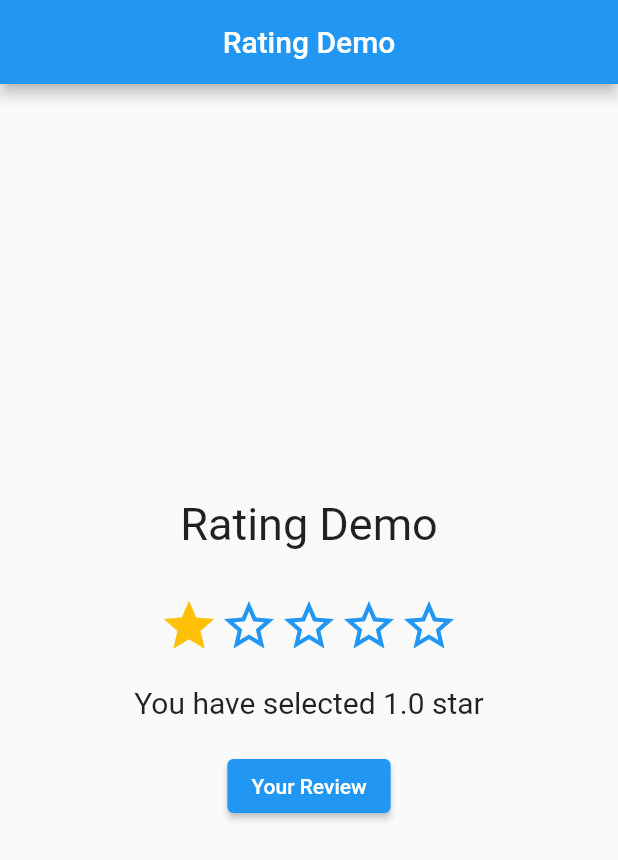
After one commit to Jishnulal7/Flutter-Tasks, a Flutter app: the RatingDemo screen opened directly, on a phone screen of 412 x 824 dp. The commit adds this screen. Shown: the top 860 px of the screen. Run offline on Flutter 3.47's test engine with Material 2 defaults, Android fonts, the phone set to English and light mode, and no system bars; drawn by our look-alikes of smooth_star_rating; our stand-ins replace google_fonts, shared_preferences; accounts and stored records are empty.

Commit message:
first commit

```diff
--- a/db_sample_hive/lib/screen/widgets/list_student.dart
+++ b/db_sample_hive/lib/screen/widgets/list_student.dart
@@ -1,4 +1,5 @@
 import 'package:flutter/material.dart';
+
 import 'package:flutter/src/widgets/framework.dart';
 import 'package:flutter/src/widgets/placeholder.dart';
 
@@ -20,6 +21,7 @@ class ListStudent extends StatelessWidget {
               return ListTile(
                 title: Text(data.name),
                 subtitle: Text(data.age),
+                trailing: Icon(Icons.edit),
               );
             },
             separatorBuilder: (context, index) {
--- a/demo/lib/main.dart
+++ b/demo/lib/main.dart
@@ -1,5 +1,6 @@
 import 'package:flutter/material.dart';
-import 'package:login/listviewsample.dart';
+import 'package:login/screens/rating.dart';
+// import 'package:login/listviewsample.dart';
 import 'package:login/screens/screen_1.dart';
 import 'package:login/screens/screen_2.dart';
 import 'package:login/screens/screen_3.dart';
@@ -15,11 +16,11 @@ class MyApp extends StatelessWidget {
 
   @override
   Widget build(BuildContext context) {
-    return const MaterialApp(
+    return  const MaterialApp(
       // theme: ThemeData(
       //   primaryColor: Color.fromARGB(255, 18, 46, 207),
       // ),
-      home: ScreenOne(),
+      home: RatingDemo(),
       // routes: {
       //   'first_screen': (ctx) {
       //     return ScreenOne();
--- a/demo/lib/screen_4.dart
+++ b/demo/lib/screen_4.dart
@@ -0,0 +1 @@
+// TODO Implement this library.
--- /dev/null
+++ b/demo/lib/screens/rating.dart
@@ -0,0 +1,54 @@
+import 'package:flutter/material.dart';
+import 'package:smooth_star_rating/smooth_star_rating.dart';
+
+class RatingDemo extends StatefulWidget {
+  const RatingDemo({super.key});
+
+  @override
+  State<RatingDemo> createState() => _RatingDemoState();
+}
+
+class _RatingDemoState extends State<RatingDemo> {
+  double rating = 1.0;
+
+  @override
+  Widget build(BuildContext context) {
+    return Scaffold(
+      appBar: AppBar(
+        title: const Text('Rating Demo'),
+        centerTitle: true,
+      ),
+      body: Center(
+          child: Column(
+        mainAxisAlignment: MainAxisAlignment.center,
+        children: [
+          const Text(
+            'Rating Demo',
+            style: TextStyle(fontSize: 30),
+          ),
+          Padding(
+            padding: const EdgeInsets.only(top: 30),
+            child: SmoothStarRating(
+              rating: rating,
+              color: Colors.amber,
+              size: 40,
+              spacing: 0,
+              onRated: (value) {
+                setState(() {
+                  rating = value;
+                });
+              },
+              allowHalfRating: true,
+            ),
+          ),
+          Padding(
+            padding: const EdgeInsets.only(top: 20.0),
+            child: Text('You have selected $rating star',
+                style: const TextStyle(fontSize: 20)),
+          ),const SizedBox(height: 20,),
+          ElevatedButton(onPressed: () {}, child: const Text('Your Review'))
+        ],
+      )),
+    );
+  }
+}
--- a/demo/lib/screens/screen_1.dart
+++ b/demo/lib/screens/screen_1.dart
@@ -19,7 +19,10 @@ class ScreenOne extends StatelessWidget {
                     builder: (context) {
                       return AlertDialog(
                         title: const Text('Errorrrrr'),
-                                      actions: [IconButton(onPressed: (){}, icon: const Icon(Icons.add))],
+                        actions: [
+                          IconButton(
+                              onPressed: () {}, icon: const Icon(Icons.add))
+                        ],
                       );
                     });
                 // Navigator.of(context).push(MaterialPageRoute(builder: (ctx) {
```
Also changed, not shown: demo/pubspec.yaml (+5 -9 lines), demo/lib/pages/bin.dart (renamed from demo/lib/bin.dart), demo/lib/pages/listviewsample.dart (renamed from demo/lib/listviewsample.dart), demo/pubspec.lock, stack-tasks/lib/main.dart (line endings or trailing spaces), 4 other files. Lines whose indentation alone changed are shown as unchanged.
